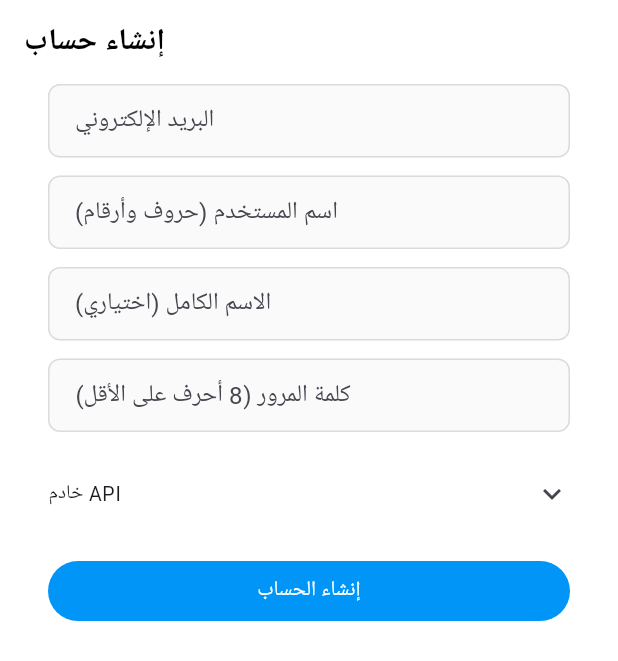
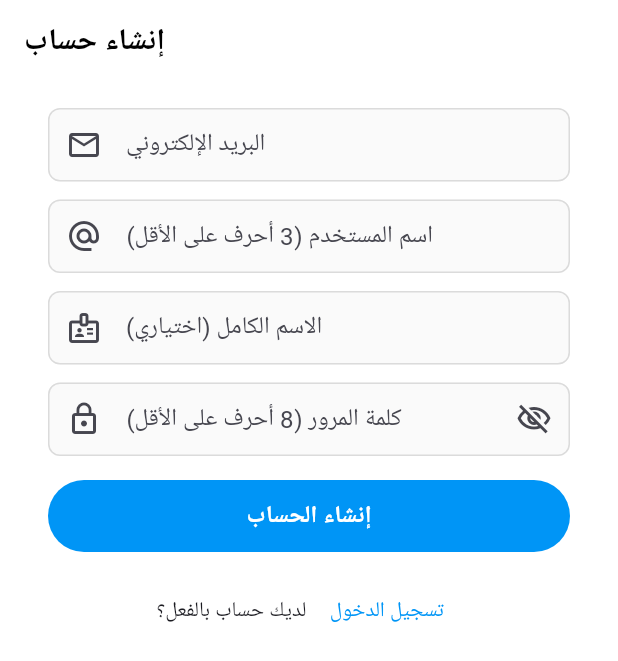
Before and after one commit to m777m44/CHATE-MAHDI, a Flutter app: the SignupScreen screen opened by its route, on a phone screen of 412 x 824 dp. Shown: the top 661 px of the screen. Run offline on Flutter 3.47's test engine with Material 3 defaults, Android fonts, the phone set to English and light mode, and no system bars; our stand-ins replace cached_network_image, dio, flutter_riverpod, go_router, image_picker, package_info_plus and 4 more; accounts and stored records are empty; network calls fail.

Commit message:
Auth UX fixes: broad error handling, client-side validation, hide server field; rename APK asset to CHATE-MAHDI.apk; bump to 1.1.0
Co-authored-by: m777m44 <m777m44@users.noreply.github.com>

```diff
--- a/mobile/lib/core/api_client.dart
+++ b/mobile/lib/core/api_client.dart
@@ -10,8 +10,8 @@ class ApiClient {
     _dio = Dio(
       BaseOptions(
         baseUrl: baseUrl,
-        connectTimeout: const Duration(seconds: 20),
-        receiveTimeout: const Duration(minutes: 10),
+        connectTimeout: const Duration(seconds: 12),
+        receiveTimeout: const Duration(minutes: 2),
         headers: {'Accept': 'application/json'},
         validateStatus: (code) => code != null && code < 500,
       ),
--- a/mobile/lib/core/config.dart
+++ b/mobile/lib/core/config.dart
@@ -18,7 +18,7 @@ class AppConfig {
   static const latestReleaseApiUrl =
       'https://api.github.com/repos/m777m44/CHATE-MAHDI/releases/latest';
   static const latestApkUrl =
-      'https://github.com/m777m44/CHATE-MAHDI/releases/latest/download/app-release.apk';
+      'https://github.com/m777m44/CHATE-MAHDI/releases/latest/download/CHATE-MAHDI.apk';
   static const repoUrl = 'https://github.com/m777m44/CHATE-MAHDI';
-  static const apkAssetName = 'app-release.apk';
+  static const apkAssetName = 'CHATE-MAHDI.apk';
 }
--- a/mobile/lib/features/auth/signup_screen.dart
+++ b/mobile/lib/features/auth/signup_screen.dart
@@ -2,8 +2,6 @@ import 'package:flutter/material.dart';
 import 'package:flutter_riverpod/flutter_riverpod.dart';
 import 'package:go_router/go_router.dart';
 
-import '../../core/config.dart';
-import '../../core/api_client.dart';
 import '../../core/session.dart';
 
 class SignupScreen extends ConsumerStatefulWidget {
@@ -14,17 +12,14 @@ class SignupScreen extends ConsumerStatefulWidget {
 }
 
 class _SignupScreenState extends ConsumerState<SignupScreen> {
+  static final _usernameRegex = RegExp(r'^[a-zA-Z0-9._]+$');
+
   final _email = TextEditingController();
   final _username = TextEditingController();
   final _name = TextEditingController();
   final _password = TextEditingController();
-  late final TextEditingController _server;
-
-  @override
-  void initState() {
-    super.initState();
-    _server = TextEditingController(text: ref.read(baseUrlProvider));
-  }
+  bool _obscure = true;
+  String? _validation;
 
   @override
   void dispose() {
@@ -32,8 +27,22 @@ class _SignupScreenState extends ConsumerState<SignupScreen> {
     _username.dispose();
     _name.dispose();
     _password.dispose();
-    _server.dispose();
     super.dispose();
+  }
+
+  String? _validate() {
+    final email = _email.text.trim();
+    final username = _username.text.trim();
+    final password = _password.text;
+    if (email.isEmpty || !email.contains('@') || !email.contains('.')) {
+      return 'الرجاء إدخال بريد إلكتروني صالح';
+    }
+    if (username.length < 3) return 'اسم المستخدم يجب أن يكون 3 أحرف على الأقل';
+    if (!_usernameRegex.hasMatch(username)) {
+      return 'اسم المستخدم يقبل الأحرف والأرقام والنقطة وشرطة _ فقط';
+    }
+    if (password.length < 8) return 'كلمة المرور يجب أن تكون 8 أحرف على الأقل';
+    return null;
   }
 
   @override
@@ -47,49 +56,94 @@ class _SignupScreenState extends ConsumerState<SignupScreen> {
         child: ListView(
           padding: const EdgeInsets.symmetric(horizontal: 32),
           children: [
-            TextField(controller: _email, decoration: const InputDecoration(hintText: 'البريد الإلكتروني')),
+            const SizedBox(height: 16),
+            TextField(
+              controller: _email,
+              keyboardType: TextInputType.emailAddress,
+              autofillHints: const [AutofillHints.email],
+              decoration: const InputDecoration(
+                prefixIcon: Icon(Icons.email_outlined),
+                hintText: 'البريد الإلكتروني',
+              ),
+            ),
             const SizedBox(height: 12),
-            TextField(controller: _username, decoration: const InputDecoration(hintText: 'اسم المستخدم (حروف وأرقام)')),
+            TextField(
+              controller: _username,
+              keyboardType: TextInputType.text,
+              autofillHints: const [AutofillHints.username],
+              decoration: const InputDecoration(
+                prefixIcon: Icon(Icons.alternate_email),
+                hintText: 'اسم المستخدم (3 أحرف على الأقل)',
+                counterText: '',
+              ),
+              maxLength: 40,
+            ),
             const SizedBox(height: 12),
-            TextField(controller: _name, decoration: const InputDecoration(hintText: 'الاسم الكامل (اختياري)')),
+            TextField(
+              controller: _name,
+              decoration: const InputDecoration(
+                prefixIcon: Icon(Icons.badge_outlined),
+                hintText: 'الاسم الكامل (اختياري)',
+              ),
+            ),
             const SizedBox(height: 12),
             TextField(
               controller: _password,
-              obscureText: true,
-              decoration: const InputDecoration(hintText: 'كلمة المرور (8 أحرف على الأقل)'),
+              obscureText: _obscure,
+              decoration: InputDecoration(
+                prefixIcon: const Icon(Icons.lock_outline),
+                hintText: 'كلمة المرور (8 أحرف على الأقل)',
+                suffixIcon: IconButton(
+                  icon: Icon(_obscure ? Icons.visibility_off_outlined : Icons.visibility_outlined),
+                  onPressed: () => setState(() => _obscure = !_obscure),
+                ),
+              ),
             ),
-            const SizedBox(height: 12),
-            ExpansionTile(
-              tilePadding: EdgeInsets.zero,
-              title: const Text('خادم API', style: TextStyle(fontSize: 13)),
-              children: [
-                TextField(controller: _server, decoration: const InputDecoration(hintText: AppConfig.defaultApiBaseUrl)),
-              ],
-            ),
-            const SizedBox(height: 12),
+            const SizedBox(height: 16),
+            if (_validation != null)
+              Padding(
+                padding: const EdgeInsets.only(bottom: 12),
+                child: Text(_validation!, style: const TextStyle(color: Colors.red)),
+              ),
             if (session.error != null)
               Padding(
                 padding: const EdgeInsets.only(bottom: 12),
                 child: Text(session.error!, style: const TextStyle(color: Colors.red)),
               ),
             FilledButton(
-              onPressed: session.busy
-                  ? null
-                  : () async {
-                      await controller.register(
-                        _email.text, _username.text, _name.text, _password.text, _server.text,
-                      );
-                      if (ref.read(sessionProvider).isAuthed && context.mounted) {
-                        context.go('/home');
-                      }
-                    },
+              onPressed: session.busy ? null : () => _submit(controller),
+              style: FilledButton.styleFrom(minimumSize: const Size.fromHeight(48)),
               child: session.busy
                   ? const SizedBox(width: 18, height: 18, child: CircularProgressIndicator(strokeWidth: 2, color: Colors.white))
-                  : const Text('إنشاء الحساب'),
+                  : const Text('إنشاء الحساب', style: TextStyle(fontSize: 16, fontWeight: FontWeight.w600)),
+            ),
+            const SizedBox(height: 16),
+            Row(
+              mainAxisAlignment: MainAxisAlignment.center,
+              children: [
+                const Text('لديك حساب بالفعل؟ '),
+                TextButton(
+                  onPressed: () => context.push('/login'),
+                  child: const Text('تسجيل الدخول'),
+                ),
+              ],
             ),
           ],
         ),
       ),
     );
   }
+
+  Future<void> _submit(SessionController controller) async {
+    final error = _validate();
+    if (error != null) {
+      setState(() => _validation = error);
+      return;
+    }
+    setState(() => _validation = null);
+    await controller.register(_email.text.trim(), _username.text.trim(), _name.text.trim(), _password.text);
+    if (ref.read(sessionProvider).isAuthed && mounted) {
+      context.go('/home');
+    }
+  }
 }
--- a/mobile/lib/features/update/update_service.dart
+++ b/mobile/lib/features/update/update_service.dart
@@ -10,7 +10,7 @@ import 'update_models.dart';
 /// Implements the In-App Update flow:
 ///   1. latest release metadata  -> GitHub API (public, no token)
 ///   2. comparison               -> semantic version (v prefix accepted)
-///   3. download                 -> Dio into {cacheDir}/update/app-release.apk
+///   3. download                 -> Dio into {cacheDir}/update/CHATE-MAHDI.apk
 ///   4. validation               -> exists, extension .apk, size > 0
 ///   5. installation             -> native MethodChannel:
 ///        canInstall() / requestInstallPermission() / installApk(path)
--- a/mobile/lib/features/update/update_ui.dart
+++ b/mobile/lib/features/update/update_ui.dart
@@ -174,7 +174,7 @@ class _AboutScreenState extends ConsumerState<AboutScreen> {
           const SizedBox(height: 24),
           const Divider(),
           const Text(
-            'يتم البحث عن التحديثات في مستودع GitHub العام (بدون أي توكن). عند الضغط على "تحديث الآن" يتم تنزيل app-release.apk ثم فتح مثبِّت النظام؛ الاسم المثبَّت (Application ID) ثابت والتحديث سيحافظ على كل بياناتك.',
+            'يتم البحث عن التحديثات في مستودع GitHub العام (بدون أي توكن). عند الضغط على "تحديث الآن" يتم تنزيل CHATE-MAHDI.apk ثم فتح مثبِّت النظام؛ الاسم المثبَّت (Application ID) ثابت والتحديث سيحافظ على كل بياناتك.',
             style: TextStyle(fontSize: 12, color: AppTheme.igTextSecondary),
           ),
         ],
--- a/mobile/pubspec.yaml
+++ b/mobile/pubspec.yaml
@@ -1,7 +1,7 @@
 name: chatemahdi
 description: CHATE-MAHDI - Instagram-style social app with in-app updates.
 publish_to: "none"
-version: 1.0.0+1
+version: 1.1.0+1
 
 environment:
   sdk: ">=3.3.0 <4.0.0"
```
Also changed, not shown: mobile/lib/core/session.dart (+62 -27 lines), mobile/lib/features/auth/login_screen.dart (+41 -34 lines), 2 other files.
